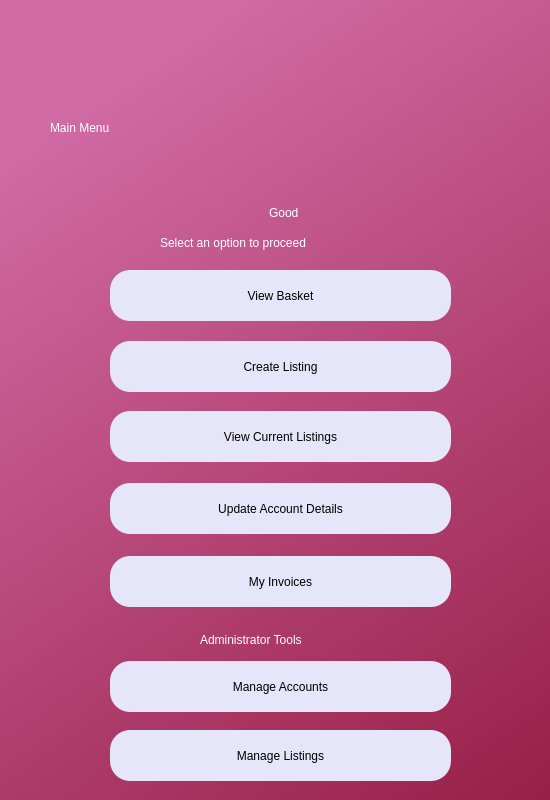
This is adminmenu.ui in AnshulS853/Coursework-Improved as Qt 5 draws it before an edit. The edited form follows.
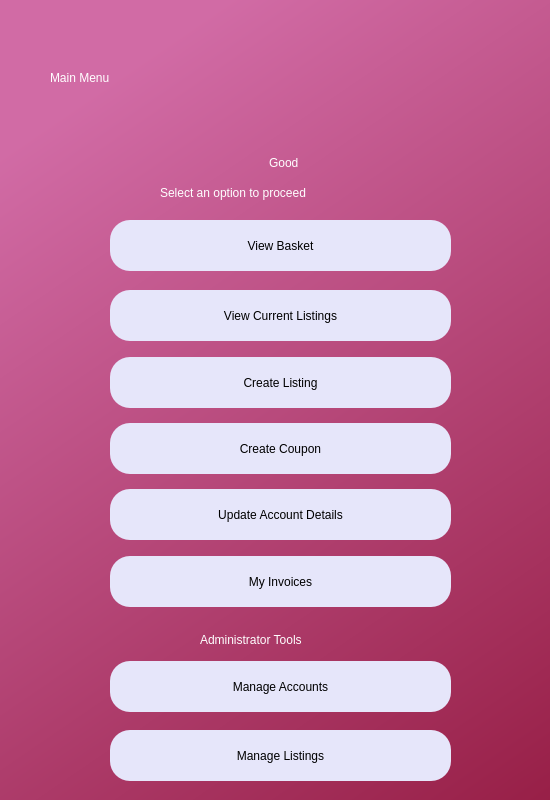
This is the edited form.

What changed in the file:
```diff
--- a/adminmenu.ui
+++ b/adminmenu.ui
@@ -94,7 +94,7 @@
     <property name="geometry">
      <rect>
       <x>50</x>
-      <y>70</y>
+      <y>20</y>
       <width>463</width>
       <height>116</height>
      </rect>
@@ -110,7 +110,7 @@
     <property name="geometry">
      <rect>
       <x>103</x>
-      <y>200</y>
+      <y>150</y>
       <width>368</width>
       <height>25</height>
      </rect>
@@ -129,7 +129,7 @@
     <property name="geometry">
      <rect>
       <x>110</x>
-      <y>341</y>
+      <y>357</y>
       <width>341</width>
       <height>51</height>
      </rect>
@@ -147,7 +147,7 @@
     <property name="geometry">
      <rect>
       <x>110</x>
-      <y>483</y>
+      <y>489</y>
       <width>341</width>
       <height>51</height>
      </rect>
@@ -165,7 +165,7 @@
     <property name="geometry">
      <rect>
       <x>160</x>
-      <y>230</y>
+      <y>180</y>
       <width>258</width>
       <height>25</height>
      </rect>
@@ -181,7 +181,7 @@
     <property name="geometry">
      <rect>
       <x>110</x>
-      <y>411</y>
+      <y>290</y>
       <width>341</width>
       <height>51</height>
      </rect>
@@ -217,7 +217,7 @@
     <property name="geometry">
      <rect>
       <x>110</x>
-      <y>270</y>
+      <y>220</y>
       <width>341</width>
       <height>51</height>
      </rect>
@@ -231,6 +231,24 @@
      <string>View Basket</string>
     </property>
    </widget>
+   <widget class="QPushButton" name="gotocoupon">
+    <property name="geometry">
+     <rect>
+      <x>110</x>
+      <y>423</y>
+      <width>341</width>
+      <height>51</height>
+     </rect>
+    </property>
+    <property name="styleSheet">
+     <string notr="true">border-radius:20px;
+background-color: rgb(230, 230, 250);
+font: 14pt &quot;MS Shell Dlg 2&quot;;</string>
+    </property>
+    <property name="text">
+     <string>Create Coupon</string>
+    </property>
+   </widget>
   </widget>
  </widget>
  <resources>
```
